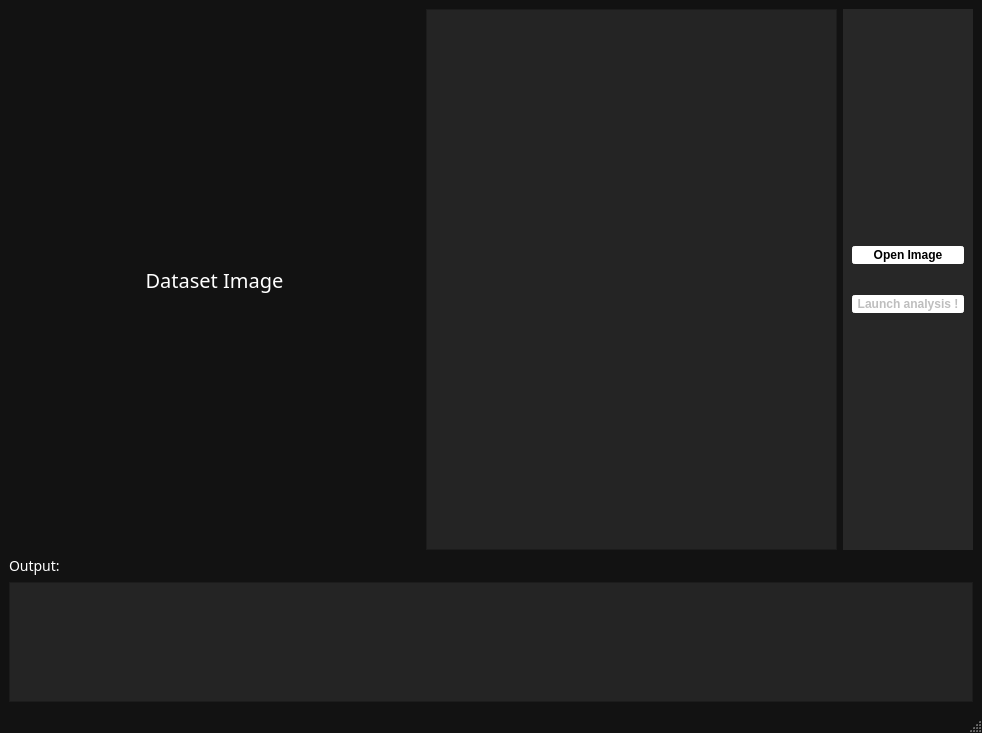
The window that src/Ui/CivilRegistryAnalyzer.ui (PlathC/VitalRecordAnalyser) describes before a commit, drawn with Qt 5.
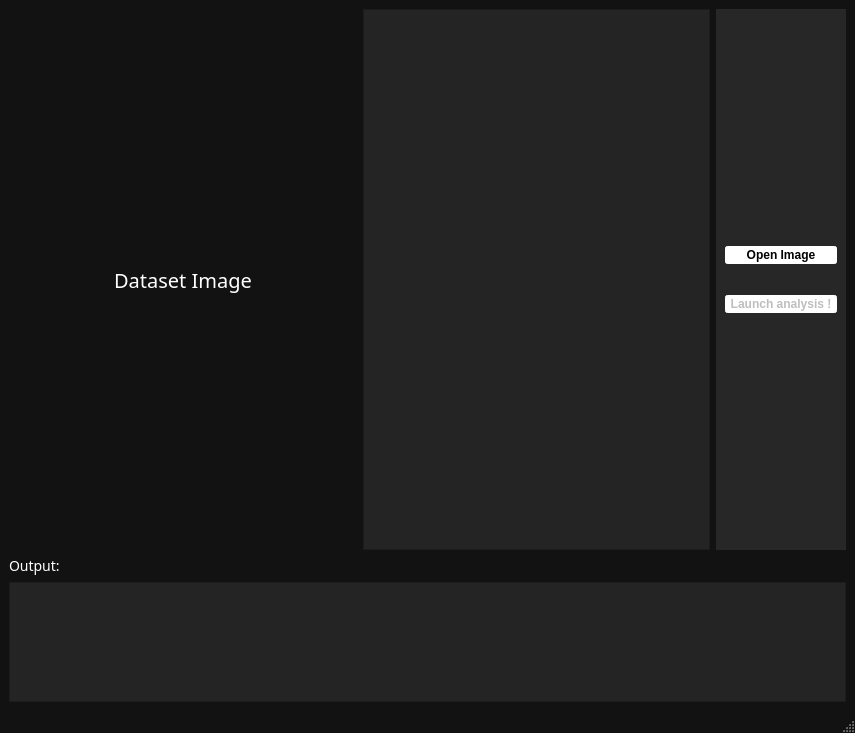
The same window after the commit.

Commit message: Fix UI according to new stylesheet theme.

Patch:
```diff
--- a/src/Ui/CivilRegistryAnalyzer.ui
+++ b/src/Ui/CivilRegistryAnalyzer.ui
@@ -6,7 +6,7 @@
    <rect>
     <x>0</x>
     <y>0</y>
-    <width>982</width>
+    <width>855</width>
     <height>733</height>
    </rect>
   </property>
@@ -33,7 +33,24 @@
 QMainWindow
 {
 	background-color:#121212
-}</string>
+}
+
+QPushButton
+{
+	background-color:#ffffff;
+	border-style: outset;
+	border-width: 2px;
+    border-radius: 3px;
+	border-color:  #ffffff;
+	font: bold;
+	padding: 0.2em;
+}
+
+QPushButton:pressed
+{
+	background-color: #909090;
+}
+</string>
   </property>
   <widget class="QWidget" name="centralwidget">
    <property name="layoutDirection">
@@ -125,17 +142,7 @@
 {
 	background-color:#272727
 }
-
-QPushButton
-{
-	background-color:#ffffff;
-	border-style: outset;
-	border-width: 2px;
-    border-radius: 3px;
-	border-color:  #ffffff;
-	font: bold;
-	padding: 0.2em;
-}</string>
+</string>
         </property>
         <layout class="QGridLayout" name="gridLayout">
          <item row="1" column="1">
```
The commit also changes 2 other files.
